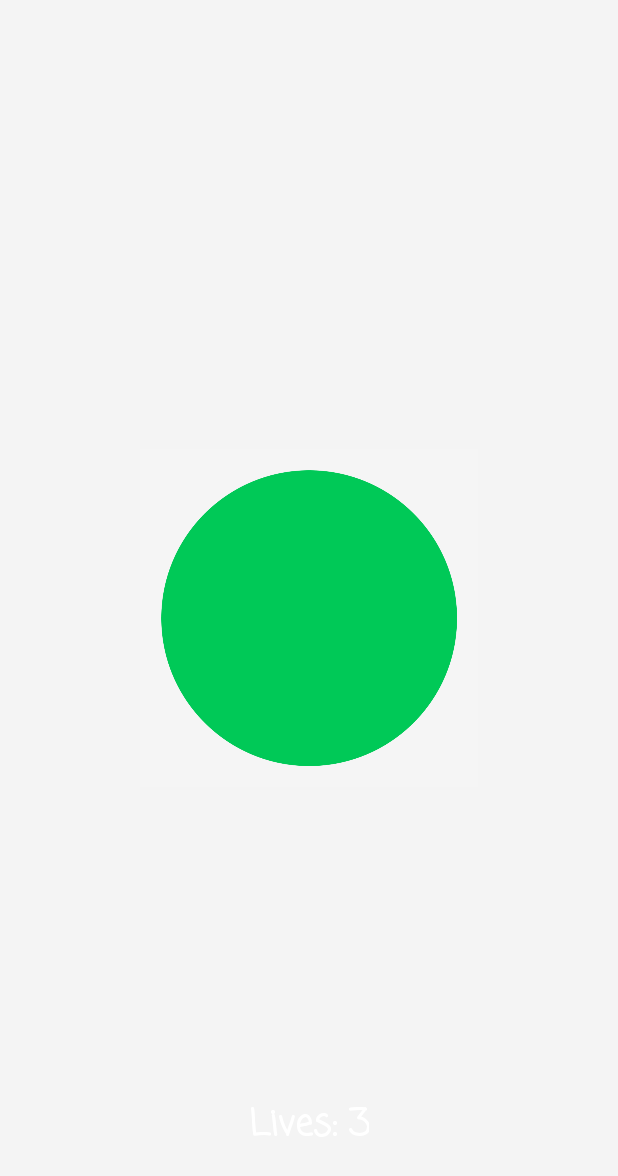
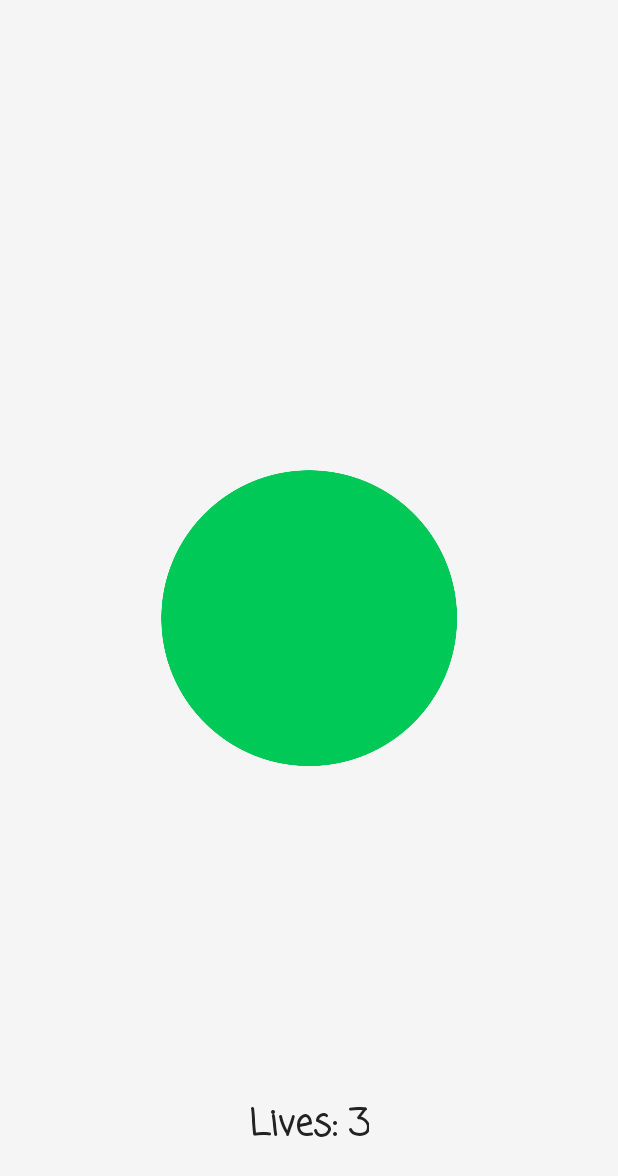
Before and after one commit to wilbur04/BallColourGame, an Android app: the screen it shows after launch (MainActivity), on a phone screen of 412 x 824 dp. Shown: the top 1176 px of the screen. Run offline under Robolectric (Android 15) with nearby library versions, the phone set to English and light mode, and no system bars; 4 statements that could not run were skipped.

Commit message:
background colors

```diff
--- a/app/src/main/java/com/llamaniac/games/ballcolourgame/MainActivity.java
+++ b/app/src/main/java/com/llamaniac/games/ballcolourgame/MainActivity.java
@@ -29,7 +29,6 @@ public class MainActivity extends AppCompatActivity implements View.OnClickListe
         livesView = (TextView) findViewById(R.id.lives);
         button.setOnClickListener(this);
         restart.setOnClickListener(this);
-        activeColor = (Color.parseColor("#0000ff"));
         this.score = 0;
 
         activeColour = Color.parseColor("#ffff00");
--- a/app/src/main/res/layout/activity_main.xml
+++ b/app/src/main/res/layout/activity_main.xml
@@ -30,17 +30,14 @@
 
     <Button
         android:id="@+id/restart"
-        style="@style/Widget.AppCompat.Button"
-        android:layout_width="400dp"
-        android:layout_height="400dp"
-        android:layout_above="@+id/lives"
-        android:layout_alignParentLeft="true"
-        android:layout_alignParentStart="true"
-        android:background="@drawable/button"
+        android:layout_width="match_parent"
+        android:layout_height="80dp"
+        android:layout_centerVertical="true"
+        android:background="@color/colorDark"
         android:fontFamily="casual"
         android:text="Restart"
         android:textAllCaps="false"
-        android:textColor="?attr/colorControlNormal"
+        android:textColor="@color/white"
         android:textSize="24sp"
         android:textStyle="bold"
         android:typeface="normal"
@@ -56,7 +53,7 @@
         android:fontFamily="casual"
         android:text=""
         android:textAlignment="center"
-        android:textColor="?android:attr/textColorPrimaryInverse"
+        android:textColor="@color/colorDark"
         android:textSize="24sp"
         android:textStyle="bold" />
 
@@ -67,9 +64,9 @@
         android:layout_marginBottom="55dp"
         android:layout_alignParentBottom="true"
         android:fontFamily="casual"
-        android:text=""
+        android:text="0"
         android:textAlignment="center"
-        android:textColor="?android:attr/textColorPrimaryInverse"
+        android:textColor="@color/colorDark"
         android:textSize="24sp"
         android:textStyle="bold"
         android:layout_centerHorizontal="true" />
--- a/app/src/main/res/values/colors.xml
+++ b/app/src/main/res/values/colors.xml
@@ -3,5 +3,7 @@
     <color name="colorPrimary">#3F51B5</color>
     <color name="colorPrimaryDark">#303F9F</color>
     <color name="colorAccent">#FF4081</color>
-    <color name="bg">#f4f4f4</color>
+    <color name="bg">#f5f5f5</color>
+    <color name="colorDark">#222222</color>
+    <color name="white">#ffffff</color>
 </resources>
```
Also changed, not shown: app/src/main/res/drawable/test.png.
